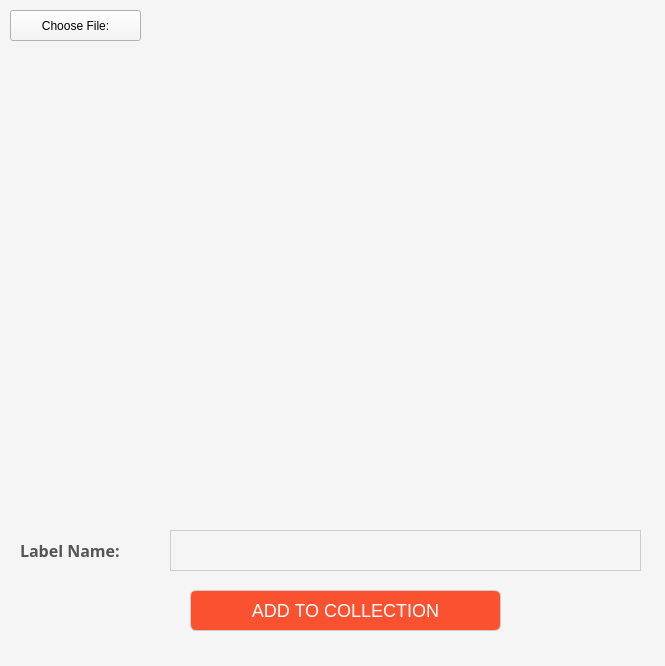
Before: the Qt Designer form addImage.ui in kien108/Aws_rekognition, drawn with Qt 5.
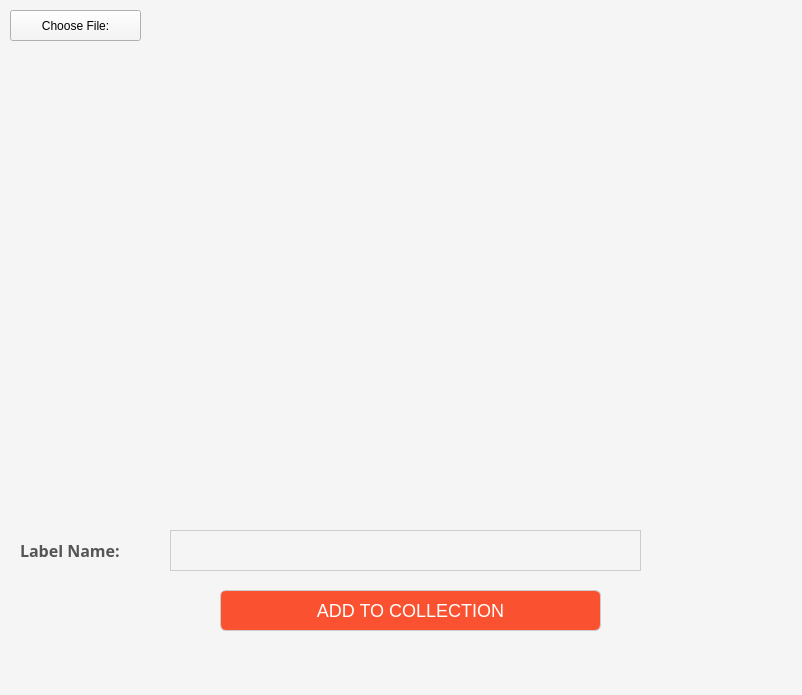
After: the same form once the commit is applied.

What changed in the file:
```diff
--- a/addImage.ui
+++ b/addImage.ui
@@ -6,8 +6,8 @@
    <rect>
     <x>0</x>
     <y>0</y>
-    <width>665</width>
-    <height>666</height>
+    <width>802</width>
+    <height>695</height>
    </rect>
   </property>
   <property name="windowTitle">
@@ -106,9 +106,9 @@
    <widget class="QPushButton" name="btnAdd">
     <property name="geometry">
      <rect>
-      <x>190</x>
+      <x>220</x>
       <y>590</y>
-      <width>311</width>
+      <width>381</width>
       <height>41</height>
      </rect>
     </property>
```
Left out of the diff: 4 changed lines with no effect on the pictures.
